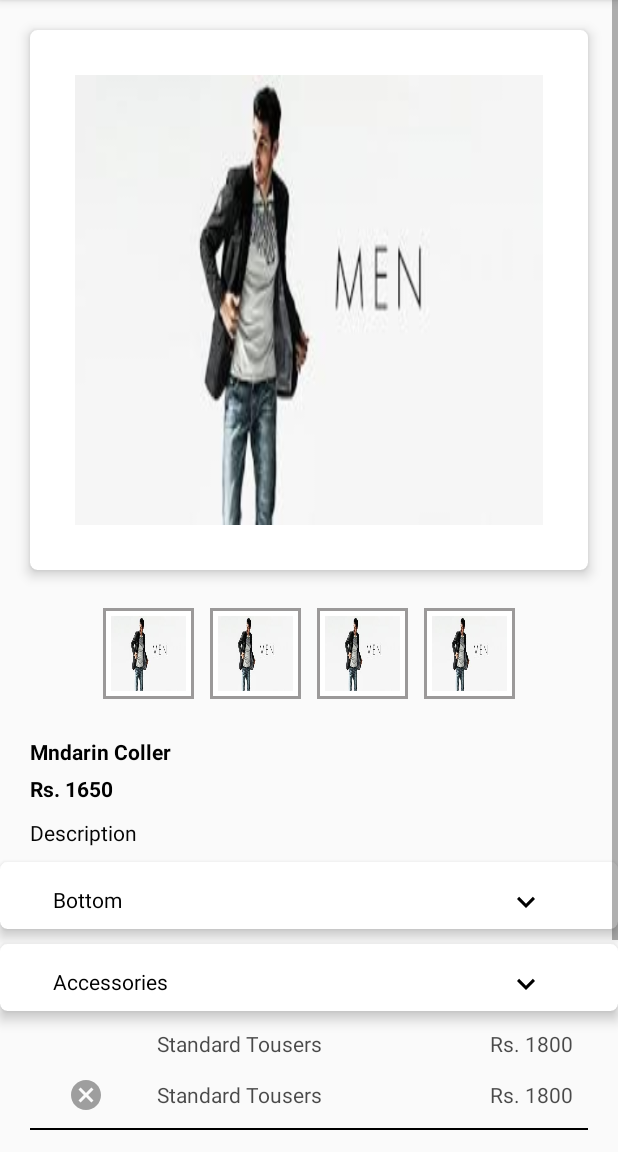
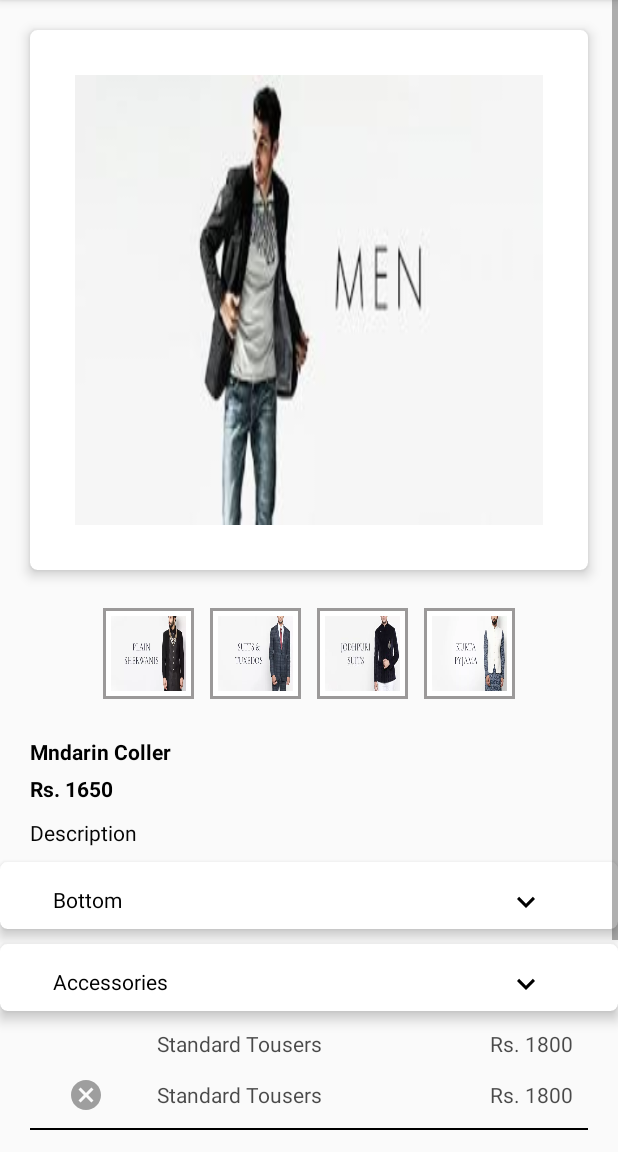
Before and after one commit to DeepaMalviya/masterji_mobile_app, an Android app: the CategoryActivity screen opened directly, with no data from a screen before it, after a tap on an icon or button, on a phone screen of 412 x 824 dp, the part 84-1236 px from its top. Run offline under Robolectric (Android 15) with nearby library versions, the phone set to English and light mode, and no system bars; 1 statement that could not run was skipped.

Commit message:
18 may commit

```diff
--- a/app/src/main/java/com/example/dummyapplication/activity/CategoryActivity.java
+++ b/app/src/main/java/com/example/dummyapplication/activity/CategoryActivity.java
@@ -22,7 +22,7 @@ import java.util.List;
 public class CategoryActivity extends AppCompatActivity {
     private RecyclerView recyclerView;
     private CategoryAdapter adapter;
-    private List<Category> albumList;
+    private List<Category> categoryList;
 
 
     @Override
@@ -31,8 +31,8 @@ public class CategoryActivity extends AppCompatActivity {
         setContentView(R.layout.activity_category);
         recyclerView = (RecyclerView) findViewById(R.id.recycler_view);
 
-        albumList = new ArrayList<>();
-        adapter = new CategoryAdapter(this, albumList);
+        categoryList = new ArrayList<>();
+        adapter = new CategoryAdapter(this, categoryList);
 
         RecyclerView.LayoutManager mLayoutManager = new GridLayoutManager(this, 2);
         recyclerView.setLayoutManager(mLayoutManager);
@@ -54,17 +54,17 @@ public class CategoryActivity extends AppCompatActivity {
                 R.drawable.women,
                 R.drawable.men};
 
-        Category a = new Category("True Romance", 13, covers[0]);
-        albumList.add(a);
+        Category a = new Category("Men", 13, covers[0]);
+        categoryList.add(a);
 
-        a = new Category("Xscpae", 8, covers[1]);
-        albumList.add(a);
+        a = new Category("Women", 8, covers[1]);
+        categoryList.add(a);
 
-        a = new Category("Maroon 5", 11, covers[2]);
-        albumList.add(a);
+        a = new Category("Get a Quote", 11, covers[2]);
+        categoryList.add(a);
 
-        a = new Category("Born to Die", 12, covers[3]);
-        albumList.add(a);
+        a = new Category("Catalog", 12, covers[3]);
+        categoryList.add(a);
 
 
 
--- a/app/src/main/java/com/example/dummyapplication/activity/ProductDetailsActivity.java
+++ b/app/src/main/java/com/example/dummyapplication/activity/ProductDetailsActivity.java
@@ -6,19 +6,68 @@ import android.support.v7.widget.CardView;
 import android.view.View;
 import android.widget.ImageView;
 import android.widget.LinearLayout;
+import android.widget.RadioButton;
+import android.widget.RadioGroup;
+import android.widget.Toast;
 
 import com.example.dummyapplication.R;
 
 public class ProductDetailsActivity extends AppCompatActivity {
     LinearLayout linearBottom, linearSub;
-    ImageView imageDownArrow;
+    ImageView imageDownArrow, mainImage, imageOne, imageTwo, imageThree, imageFour;
     CardView card_view;
     int i = 0;
-
+    RadioButton radio;
+    RadioGroup radioGroup;
     @Override
     protected void onCreate(Bundle savedInstanceState) {
         super.onCreate(savedInstanceState);
         setContentView(R.layout.activity_product_details);
+
+        mainImage = findViewById(R.id.mainImage);
+        radio = findViewById(R.id.radio);
+        int selectedId = radioGroup.getCheckedRadioButtonId();
+        radio = (RadioButton) findViewById(selectedId);
+        if(selectedId==-1){
+           // Toast.makeText(ProductDetailsActivity.this,"Nothing selected", Toast.LENGTH_SHORT).show();
+        }
+        else{
+
+            //Toast.makeText(ProductDetailsActivity.this,radio.getText(), Toast.LENGTH_SHORT).show();
+        }
+        imageOne = findViewById(R.id.imageOne);
+        imageTwo = findViewById(R.id.imageTwo);
+        imageThree = findViewById(R.id.imageThree);
+        imageFour = findViewById(R.id.imageFour);
+        imageThree.setOnClickListener(new View.OnClickListener() {
+            @Override
+            public void onClick(View v) {
+                mainImage.setImageResource(R.drawable.jodhpuri);
+            }
+        });
+        imageFour.setOnClickListener(new View.OnClickListener() {
+            @Override
+            public void onClick(View v) {
+                mainImage.setImageResource(R.drawable.men_kurta);
+            }
+        });
+        imageTwo.setOnClickListener(new View.OnClickListener() {
+            @Override
+            public void onClick(View v) {
+                mainImage.setImageResource(R.drawable.men_blazor);
+            }
+        });
+        imageOne.setImageResource(R.drawable.men_plainsherwani);
+        imageTwo.setImageResource(R.drawable.men_blazor);
+        imageFour.setImageResource(R.drawable.men_kurta);
+        imageThree.setImageResource(R.drawable.jodhpuri);
+
+        imageOne.setOnClickListener(new View.OnClickListener() {
+            @Override
+            public void onClick(View v) {
+                mainImage.setImageResource(R.drawable.men_plainsherwani);
+            }
+        });
         imageDownArrow = findViewById(R.id.imageDownArrow);
         linearBottom = findViewById(R.id.linearBottom);
         linearSub = findViewById(R.id.linearSub);
--- a/app/src/main/java/com/example/dummyapplication/adapter/CategoryAdapter.java
+++ b/app/src/main/java/com/example/dummyapplication/adapter/CategoryAdapter.java
@@ -19,10 +19,10 @@ import java.util.List;
 public class CategoryAdapter extends RecyclerView.Adapter<CategoryAdapter.MyViewHolder> {
 
     private Context mContext;
-    private List<Category> albumList;
+    private List<Category> categoryList;
 
     public class MyViewHolder extends RecyclerView.ViewHolder {
-        public TextView title, count;
+        public TextView tvName, count;
         public ImageView thumbnail, overflow;
 
         public MyViewHolder(View view) {
@@ -30,14 +30,15 @@ public class CategoryAdapter extends RecyclerView.Adapter<CategoryAdapter.MyView
            // title = (TextView) view.findViewById(R.id.title);
             //  count = (TextView) view.findViewById(R.id.count);
             thumbnail = (ImageView) view.findViewById(R.id.imageCat);
+            tvName = (TextView) view.findViewById(R.id.tvName);
             //overflow = (ImageView) view.findViewById(R.id.overflow);
         }
     }
 
 
-    public CategoryAdapter(Context mContext, List<Category> albumList) {
+    public CategoryAdapter(Context mContext, List<Category> categoryList) {
         this.mContext = mContext;
-        this.albumList = albumList;
+        this.categoryList = categoryList;
     }
 
     @Override
@@ -51,8 +52,8 @@ public class CategoryAdapter extends RecyclerView.Adapter<CategoryAdapter.MyView
 
     @Override
     public void onBindViewHolder(final MyViewHolder holder, int position) {
-        Category album = albumList.get(position);
-      //  holder.title.setText(album.getName());
+        Category album = categoryList.get(position);
+        holder.tvName.setText(album.getName());
        // holder.count.setText(album.getNumOfSongs() + " songs");
 
         // loading album cover using Glide library
@@ -71,6 +72,6 @@ public class CategoryAdapter extends RecyclerView.Adapter<CategoryAdapter.MyView
 
     @Override
     public int getItemCount() {
-        return albumList.size();
+        return categoryList.size();
     }
 }
--- a/app/src/main/res/layout/activity_product_details.xml
+++ b/app/src/main/res/layout/activity_product_details.xml
@@ -33,6 +33,7 @@
                     android:layout_margin="20dp">
 
                     <ImageView
+                        android:id="@+id/mainImage"
                         android:layout_width="match_parent"
                         android:layout_height="300dp"
                         android:adjustViewBounds="true"
@@ -55,14 +56,40 @@
                     android:layout_width="wrap_content"
                     android:layout_height="wrap_content"
                     android:layout_margin="5dp"
+
                     android:background="@drawable/square_border"
                     android:padding="5dp">
 
                     <ImageView
+                        android:id="@+id/imageOne"
                         android:layout_width="50dp"
                         android:layout_height="50dp"
                         android:adjustViewBounds="true"
                         android:scaleType="fitXY"
+
+                        android:src="@drawable/men" />
+
+
+                </LinearLayout>
+
+                <LinearLayout
+                    android:layout_width="wrap_content"
+                    android:layout_height="wrap_content"
+
+                    android:layout_margin="5dp"
+
+
+                    android:background="@drawable/square_border"
+                    android:padding="5dp">
+
+                    <ImageView
+                        android:id="@+id/imageTwo"
+                        android:layout_width="50dp"
+                        android:layout_height="50dp"
+                        android:adjustViewBounds="true"
+                        android:scaleType="fitXY"
+
+
                         android:src="@drawable/men" />
 
                 </LinearLayout>
@@ -72,15 +99,22 @@
                     android:layout_height="wrap_content"
 
                     android:layout_margin="5dp"
+
+
                     android:background="@drawable/square_border"
+
                     android:padding="5dp">
 
                     <ImageView
+                        android:id="@+id/imageThree"
                         android:layout_width="50dp"
                         android:layout_height="50dp"
                         android:adjustViewBounds="true"
                         android:scaleType="fitXY"
+
+
                         android:src="@drawable/men" />
+
 
                 </LinearLayout>
 
@@ -89,31 +123,19 @@
                     android:layout_height="wrap_content"
 
                     android:layout_margin="5dp"
+
+
                     android:background="@drawable/square_border"
                     android:padding="5dp">
 
                     <ImageView
+                        android:id="@+id/imageFour"
                         android:layout_width="50dp"
                         android:layout_height="50dp"
                         android:adjustViewBounds="true"
                         android:scaleType="fitXY"
-                        android:src="@drawable/men" />
 
-                </LinearLayout>
 
-                <LinearLayout
-                    android:layout_width="wrap_content"
-                    android:layout_height="wrap_content"
-
-                    android:layout_margin="5dp"
-                    android:background="@drawable/square_border"
-                    android:padding="5dp">
-
-                    <ImageView
-                        android:layout_width="50dp"
-                        android:layout_height="50dp"
-                        android:adjustViewBounds="true"
-                        android:scaleType="fitXY"
                         android:src="@drawable/men" />
 
                 </LinearLayout>
@@ -241,8 +263,8 @@
                         <ImageView
                             android:layout_width="match_parent"
                             android:layout_height="80dp"
+
                             android:src="@drawable/men" />
-
                     </LinearLayout>
 
                     <LinearLayout
@@ -285,7 +307,13 @@
                         android:layout_weight=".4"
                         android:gravity="center">
 
+                        <RadioGroup
+                            android:id="@+id/radioGroup"
+                            android:layout_width="match_parent"
+                            android:layout_height="wrap_content">
+
                             <RadioButton
+                                android:id="@+id/radio"
                                 android:layout_width="match_parent"
                                 android:layout_height="wrap_content"
                                 android:layout_gravity="center"
@@ -293,6 +321,8 @@
                                 android:paddingLeft="10dp"
                                 android:textColor="@color/black"
                                 android:textStyle="normal" />
+                        </RadioGroup>
+
 
                     </LinearLayout>
 
@@ -336,6 +366,7 @@
                 </LinearLayout>
             </android.support.v7.widget.CardView>
 
+
             <LinearLayout
                 android:layout_width="match_parent"
                 android:layout_height="wrap_content"
@@ -352,7 +383,9 @@
                     android:layout_height="wrap_content"
                     android:layout_gravity="end"
                     android:layout_weight=".4"
+
                     android:src="@drawable/ic_cancel_black_24dp"
+
                     android:visibility="invisible" />
 
                 <TextView
@@ -361,7 +394,10 @@
                     android:layout_weight=".3"
                     android:paddingLeft="10dp"
                     android:text="Standard Tousers"
+
+
                     android:textColor="@color/gray"
+
                     android:textStyle="normal" />
 
                 <TextView
@@ -372,7 +408,10 @@
                     android:paddingRight="10dp"
                     android:text="Rs. 1800"
                     android:textAlignment="textEnd"
+
+
                     android:textColor="@color/gray"
+
                     android:textStyle="normal" />
 
             </LinearLayout>
@@ -393,6 +432,7 @@
                     android:layout_height="wrap_content"
                     android:layout_gravity="end"
                     android:layout_weight=".4"
+
                     android:src="@drawable/ic_cancel_black_24dp" />
 
                 <TextView
@@ -401,7 +441,10 @@
                     android:layout_weight=".3"
                     android:paddingLeft="10dp"
                     android:text="Standard Tousers"
+
+
                     android:textColor="@color/gray"
+
                     android:textStyle="normal" />
 
                 <TextView
@@ -412,7 +455,10 @@
                     android:paddingRight="10dp"
                     android:text="Rs. 1800"
                     android:textAlignment="textEnd"
+
+
                     android:textColor="@color/gray"
+
                     android:textStyle="normal" />
 
             </LinearLayout>
@@ -475,7 +521,10 @@
                     android:paddingRight="10dp"
                     android:text="(Inclusive of all Taxes)"
                     android:textAlignment="textEnd"
+
+
                     android:textColor="@color/gray"
+
                     android:textStyle="normal" />
 
 
--- a/app/src/main/res/layout/row_category.xml
+++ b/app/src/main/res/layout/row_category.xml
@@ -31,6 +31,7 @@
                 android:src="@drawable/men" />
 
             <TextView
+                android:id="@+id/tvName"
                 android:layout_width="match_parent"
                 android:layout_height="wrap_content"
                 android:layout_marginTop="10dp"
--- a/app/src/main/res/values/colors.xml
+++ b/app/src/main/res/values/colors.xml
@@ -4,8 +4,8 @@
     <color name="colorPrimaryDark">#030303</color>
     <color name="colorAccent">#050505</color>
     <color name="bgBottomNavigation">#FFEB3B</color>
-    <color name="white">#FFFFFF</color>
     <color name="gray">#B5000000</color>
+    <color name="offwhite">#E6E5E5</color>
     <color name="black">#000000</color>
-    <color name="offwhite">#E6E5E5</color>
+    <color name="white">#ffffff</color>
 </resources>
--- a/build.gradle
+++ b/build.gradle
@@ -8,7 +8,7 @@ buildscript {
     }
     dependencies {
         classpath 'com.android.tools.build:gradle:3.4.1'
-
+        classpath 'com.google.gms:google-services:4.2.0'
         // NOTE: Do not place your application dependencies here; they belong
         // in the individual module build.gradle files
     }
```
Also changed, not shown: app/build.gradle (+12 -1 lines), app/src/main/AndroidManifest.xml (+9 -3 lines), app/src/main/java/com/example/dummyapplication/activity/MainActivity2.java (+6 -6 lines), app/src/main/java/com/example/dummyapplication/activity/MainuploadActivity.java (added, +158 -0 lines), app/src/main/res/layout/activity_mainupload.xml (added, +38 -0 lines), app/src/main/res/menu/navigation.xml (+4 -4 lines), app/src/main/res/drawable/jodhpuri.jpeg (added), app/src/main/res/drawable/men_blazor.jpg (added), app/src/main/res/drawable/men_kurta.jpg (added), app/src/main/res/drawable/men_plainsherwani.jpg (added), 1 other file. Lines whose indentation alone changed are shown as unchanged.
